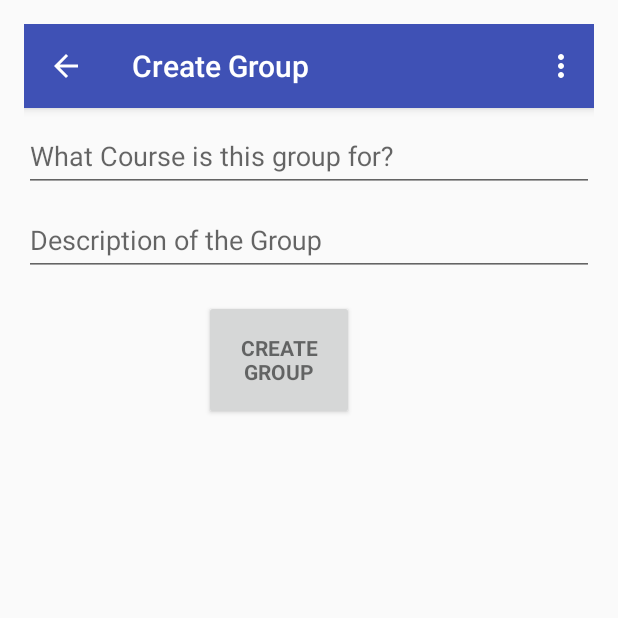
After one commit to NotoriousCurry/Groupify, an Android app: the CGroupActivity screen opened directly, with no data from a screen before it, on a phone screen of 412 x 824 dp, the top half of it. The commit adds this screen. Run offline under Robolectric (Android 15) with nearby library versions, the phone set to English and light mode, and no system bars; libraries missing offline, so code that uses them is left out: com.firebase.client.

Commit message:
- Added cevent & cgroup activites

```diff
--- /dev/null
+++ b/app/src/main/java/com/tssssa/sgaheer/groupify/CGroupActivity.java
@@ -0,0 +1,53 @@
+package com.tssssa.sgaheer.groupify;
+
+import android.content.Intent;
+import android.support.v7.app.ActionBar;
+import android.support.v7.app.AppCompatActivity;
+import android.os.Bundle;
+import android.support.v7.widget.Toolbar;
+import android.view.Menu;
+import android.view.MenuItem;
+
+import com.firebase.client.Firebase;
+
+public class CGroupActivity extends AppCompatActivity {
+    private Toolbar cgroupToolbar;
+    private Firebase mFirebaseRef;
+    public final static String LOGOUT_MESSAGE = "com.tssssa.groupify.LOGOUT";
+
+
+    @Override
+    protected void onCreate(Bundle savedInstanceState) {
+        super.onCreate(savedInstanceState);
+        setContentView(R.layout.activity_cgroup);
+
+        cgroupToolbar = (Toolbar) findViewById(R.id.cgroup_toolbar);
+        setSupportActionBar(cgroupToolbar);
+        ActionBar ab = getSupportActionBar();
+        ab.setDisplayHomeAsUpEnabled(true);
+    }
+
+    @Override
+    public boolean onCreateOptionsMenu(Menu menu) {
+        getMenuInflater().inflate(R.menu.cgroup, menu);
+        return true;
+    }
+
+    @Override
+    public boolean onOptionsItemSelected(MenuItem item) {
+        switch(item.getItemId()) {
+            case R.id.action_cglogout:
+                logout();
+                return true;
+            default:
+                return super.onOptionsItemSelected(item);
+        }
+    }
+
+    private void logout() {
+        mFirebaseRef.unauth();
+        Intent goToLogin = new Intent(this, LoginActivity.class);
+        goToLogin.putExtra(LOGOUT_MESSAGE, "logout");
+        startActivity(goToLogin);
+    }
+}
--- /dev/null
+++ b/app/src/main/res/layout/activity_cgroup.xml
@@ -0,0 +1,91 @@
+<?xml version="1.0" encoding="utf-8"?>
+<RelativeLayout xmlns:android="http://schemas.android.com/apk/res/android"
+    xmlns:tools="http://schemas.android.com/tools"
+    android:layout_width="match_parent"
+    android:layout_height="match_parent"
+    xmlns:app="http://schemas.android.com/apk/res-auto"
+    android:gravity="center_horizontal"
+    android:orientation="vertical"
+    android:paddingBottom="@dimen/activity_vertical_margin"
+    android:paddingLeft="@dimen/activity_horizontal_margin"
+    android:paddingRight="@dimen/activity_horizontal_margin"
+    android:paddingTop="@dimen/activity_vertical_margin"
+    tools:context="com.tssssa.sgaheer.groupify.CGroupActivity">
+
+    <android.support.v7.widget.Toolbar
+        android:id="@+id/cgroup_toolbar"
+        android:layout_width="match_parent"
+        android:layout_height="wrap_content"
+        android:background="?attr/colorPrimary"
+        android:elevation="4dp"
+        app:theme="@style/ThemeOverlay.AppCompat.Dark.ActionBar"
+        app:popupTheme="@style/ThemeOverlay.AppCompat.Light"
+        />
+
+    <ScrollView
+        android:id="@+id/cgroup_form"
+        android:layout_width="match_parent"
+        android:layout_height="match_parent">
+
+        <LinearLayout
+            android:id="@+id/create_group_form"
+            android:layout_width="match_parent"
+            android:layout_height="wrap_content"
+            android:orientation="vertical">
+
+            <android.support.design.widget.TextInputLayout
+                android:layout_width="match_parent"
+                android:layout_height="wrap_content">
+
+                <AutoCompleteTextView
+                    android:id="@+id/create_group_name"
+                    android:layout_width="match_parent"
+                    android:layout_height="wrap_content"
+                    android:hint="@string/create_gname"
+                    android:maxLines="1"
+                    android:singleLine="true" />
+
+            </android.support.design.widget.TextInputLayout>
+
+            <android.support.design.widget.TextInputLayout
+                android:layout_width="match_parent"
+                android:layout_height="wrap_content">
+
+                <EditText
+                    android:id="@+id/create_group_course"
+                    android:layout_width="match_parent"
+                    android:layout_height="wrap_content"
+                    android:hint="@string/create_gcourse"
+                    android:maxLines="1"
+                    android:singleLine="true" />
+
+            </android.support.design.widget.TextInputLayout>
+
+            <android.support.design.widget.TextInputLayout
+                android:layout_width="match_parent"
+                android:layout_height="wrap_content">
+
+                <AutoCompleteTextView
+                    android:id="@+id/create_group_description"
+                    android:layout_width="match_parent"
+                    android:layout_height="wrap_content"
+                    android:hint="@string/create_gdescription"
+                    android:maxLines="5"
+                    android:singleLine="true" />
+
+            </android.support.design.widget.TextInputLayout>
+
+            <Button
+                android:id="@+id/cgroup_button"
+                style="?android:textAppearanceSmall"
+                android:layout_width="100dp"
+                android:layout_height="80dp"
+                android:layout_marginTop="16dp"
+                android:layout_marginLeft="120dp"
+                android:layout_marginRight="120dp"
+                android:text="@string/action_cgroup"
+                android:textStyle="bold" />
+
+        </LinearLayout>
+    </ScrollView>
+</RelativeLayout>
--- a/app/src/main/res/layout/activity_home.xml
+++ b/app/src/main/res/layout/activity_home.xml
@@ -3,6 +3,7 @@
     xmlns:tools="http://schemas.android.com/tools"
     android:layout_width="match_parent"
     android:layout_height="match_parent"
+    xmlns:app="http://schemas.android.com/apk/res-auto"
     android:gravity="center_horizontal"
     android:orientation="vertical"
     android:paddingBottom="@dimen/activity_vertical_margin"
@@ -13,12 +14,13 @@
     tools:context="com.tssssa.sgaheer.groupify.HomeActivity">
 
     <android.support.v7.widget.Toolbar
-        xmlns:android="http://schemas.android.com/apk/res/android"
         android:id="@+id/home_toolbar"
         android:layout_width="match_parent"
         android:layout_height="wrap_content"
         android:background="?attr/colorPrimary"
         android:elevation="4dp"
+        app:theme="@style/ThemeOverlay.AppCompat.Dark.ActionBar"
+        app:popupTheme="@style/ThemeOverlay.AppCompat.Light"
         />
 
 
--- /dev/null
+++ b/app/src/main/res/menu/cevent.xml
@@ -0,0 +1,5 @@
+<?xml version="1.0" encoding="utf-8"?>
+<menu xmlns:android="http://schemas.android.com/apk/res/android">
+
+
+</menu>
--- /dev/null
+++ b/app/src/main/res/menu/cgroup.xml
@@ -0,0 +1,12 @@
+<?xml version="1.0" encoding="utf-8"?>
+<menu xmlns:android="http://schemas.android.com/apk/res/android"
+    xmlns:app="http://schemas.android.com/apk/res-auto">
+    xmlns:tools="http://schemas.android.com/tools"
+
+    <item
+        android:id="@+id/action_cglogout"
+        android:title="@string/action_logout"
+        android:orderInCategory="100"
+        app:showAsAction="never" />
+
+</menu>
--- a/app/src/main/res/values/strings.xml
+++ b/app/src/main/res/values/strings.xml
@@ -12,6 +12,13 @@
     <string name="action_settings">Settings</string>
     <string name="action_logout">Logout</string>
     <string name="action_cgroup">Create Group</string>
+    <string name="action_cevent">Create Event</string>
+    <string name="create_gname">Enter a Group Name</string>
+    <string name="create_ename">Enter an Event Name</string>
+    <string name="create_gdescription">Description of the Group</string>
+    <string name="create_edescription">Description of the Event</string>
+    <string name="create_gcourse">What Course is this group for?</string>
+    <string name="create_elocation">Enter Event Location</string>
 
     <string name="login_with_password">Sign In</string>
     <string name="action_signup">Sign Up</string>
```
Also changed, not shown: app/src/main/AndroidManifest.xml (+12 -1 lines), app/src/main/java/com/tssssa/sgaheer/groupify/CEventActivity.java (added, +30 -0 lines), app/src/main/java/com/tssssa/sgaheer/groupify/HomeActivity.java (+2 -5 lines), app/src/main/java/com/tssssa/sgaheer/groupify/SignUpActivity.java (+19 -2 lines), app/src/main/res/layout/activity_cevent.xml (added, +90 -0 lines).
